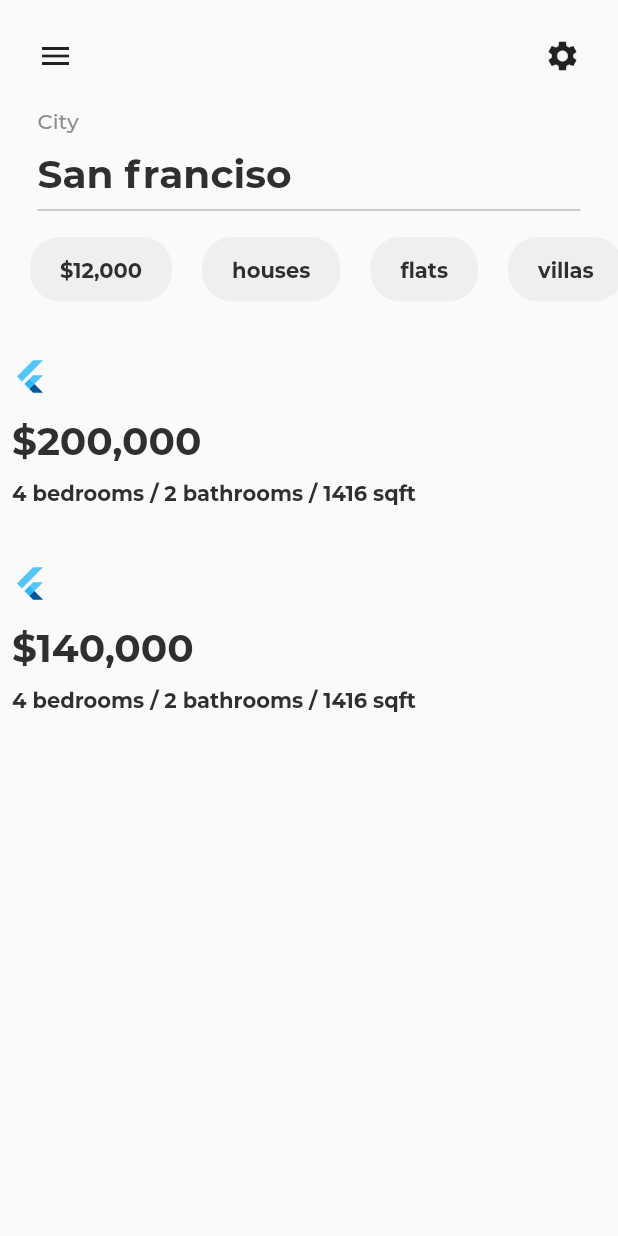
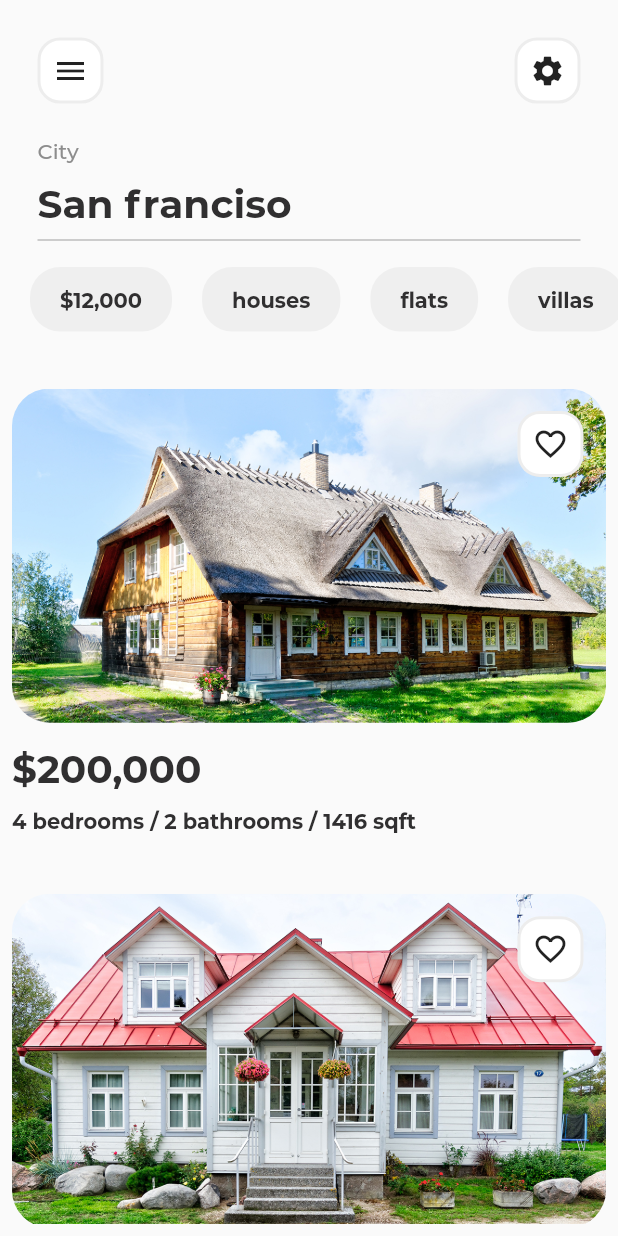
Before and after one commit to priyanshu-01/real_estate_app, a Flutter app: the screen it shows after launch, on a phone screen of 412 x 824 dp. Run offline on Flutter 3.47's test engine with Material 2 defaults, Android fonts, the phone set to English and light mode, and no system bars.

```diff
--- a/lib/screens/LandingPage.dart
+++ b/lib/screens/LandingPage.dart
@@ -26,8 +26,8 @@ class LandingPage extends StatelessWidget {
               child: Row(
                 mainAxisAlignment: MainAxisAlignment.spaceBetween,
                 children: [
-                  Icon(Icons.menu),
-                  Icon(Icons.settings),
+                  BorderIcon(child: Icon(Icons.menu)),
+                  BorderIcon(child: Icon(Icons.settings)),
                 ],
               ),
             ),
@@ -102,6 +102,11 @@ class RealEstateItem extends StatelessWidget {
     return GestureDetector(
       onTap: () {
         // push details page with item data
+        Navigator.push(context, MaterialPageRoute(
+          builder: (context) {
+            return DetailPage(itemData: itemData);
+          },
+        ));
       },
       child: Container(
         margin: const EdgeInsets.symmetric(vertical: 20),
@@ -110,9 +115,17 @@ class RealEstateItem extends StatelessWidget {
           children: [
             Stack(
               children: [
-                FlutterLogo(),
+                // FlutterLogo(),
+                ClipRRect(
+                    borderRadius: BorderRadius.circular(25),
+                    child: Image.asset(itemData["image"])),
                 // use Image.asset()- itemData["image"] as image path, ClipRRect - radius 25
                 // favorite_border icon, inside positioned widget
+                Positioned(
+                  top: 15.0,
+                  right: 15.0,
+                  child: BorderIcon(child: Icon(Icons.favorite_border)),
+                ),
               ],
             ),
             addVerticalSpace(15),
```
